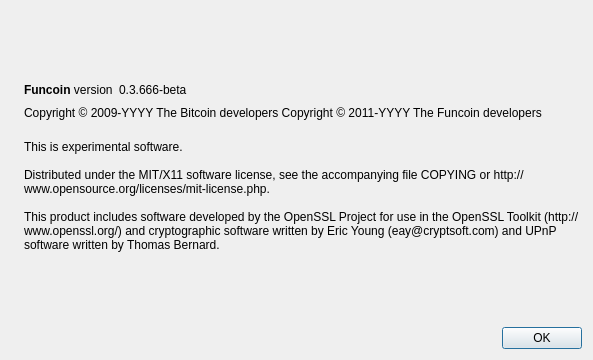
Qt form src/qt/forms/aboutdialog.ui (gitboyzorro5/funcoin) before a commit.
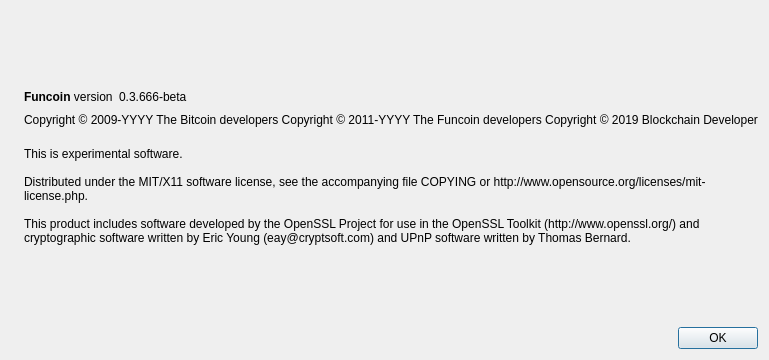
The same form after that commit. Icons and pictures are not drawn.

Patch:
```diff
--- a/src/qt/forms/aboutdialog.ui
+++ b/src/qt/forms/aboutdialog.ui
@@ -92,7 +92,8 @@
        </property>
        <property name="text">
         <string notr="true">Copyright &amp;copy; 2009-YYYY The Bitcoin developers
-Copyright &amp;copy; 2011-YYYY The Funcoin developers</string>
+Copyright &amp;copy; 2011-YYYY The Funcoin developers
+Copyright &amp;copy; 2019 Blockchain Developer</string>
        </property>
        <property name="textFormat">
         <enum>Qt::RichText</enum>
```
